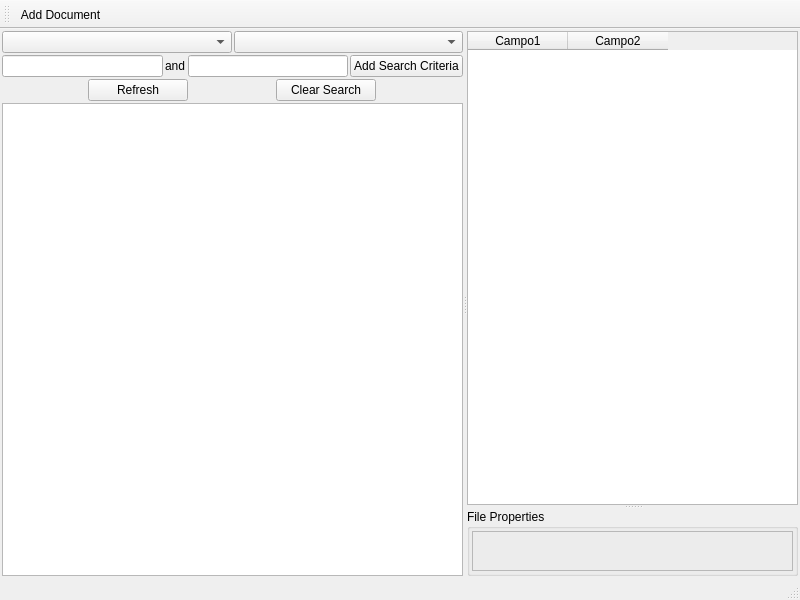
Old version of the form eDoc-Client/explorerwindow.ui in the repository diegowald/eDoc.
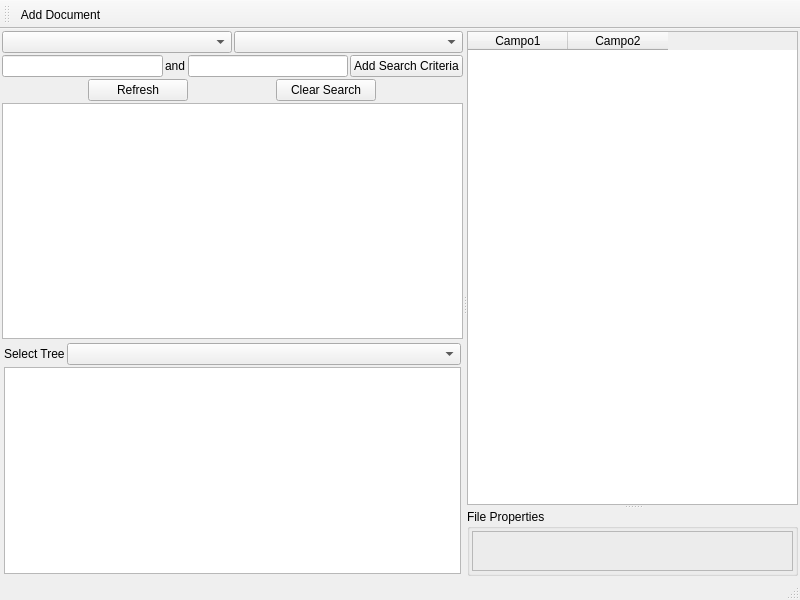
New version of the form.

Commit message: Implementing Tree navigation, download, etc.

The edit to the form file:
```diff
--- a/eDoc-Client/explorerwindow.ui
+++ b/eDoc-Client/explorerwindow.ui
@@ -128,6 +128,72 @@
         <item>
          <widget class="QListWidget" name="searchFilters"/>
         </item>
+        <item>
+         <widget class="QFrame" name="frame">
+          <layout class="QVBoxLayout" name="verticalLayout_4">
+           <property name="spacing">
+            <number>2</number>
+           </property>
+           <property name="leftMargin">
+            <number>2</number>
+           </property>
+           <property name="topMargin">
+            <number>2</number>
+           </property>
+           <property name="rightMargin">
+            <number>2</number>
+           </property>
+           <property name="bottomMargin">
+            <number>2</number>
+           </property>
+           <item>
+            <layout class="QVBoxLayout" name="verticalLayout_3">
+             <property name="spacing">
+              <number>2</number>
+             </property>
+             <item>
+              <layout class="QFormLayout" name="formLayout">
+               <property name="horizontalSpacing">
+                <number>2</number>
+               </property>
+               <property name="verticalSpacing">
+                <number>2</number>
+               </property>
+               <item row="0" column="0">
+                <widget class="QLabel" name="label">
+                 <property name="text">
+                  <string>Select Tree</string>
+                 </property>
+                </widget>
+               </item>
+               <item row="0" column="1">
+                <widget class="QComboBox" name="cboTree"/>
+               </item>
+              </layout>
+             </item>
+            </layout>
+           </item>
+           <item>
+            <widget class="QTreeWidget" name="treeStructure">
+             <property name="editTriggers">
+              <set>QAbstractItemView::NoEditTriggers</set>
+             </property>
+             <property name="animated">
+              <bool>true</bool>
+             </property>
+             <attribute name="headerVisible">
+              <bool>false</bool>
+             </attribute>
+             <column>
+              <property name="text">
+               <string notr="true">1</string>
+              </property>
+             </column>
+            </widget>
+           </item>
+          </layout>
+         </widget>
+        </item>
        </layout>
       </widget>
       <widget class="QSplitter" name="splitter">
```
The commit also changes 46 other files.
